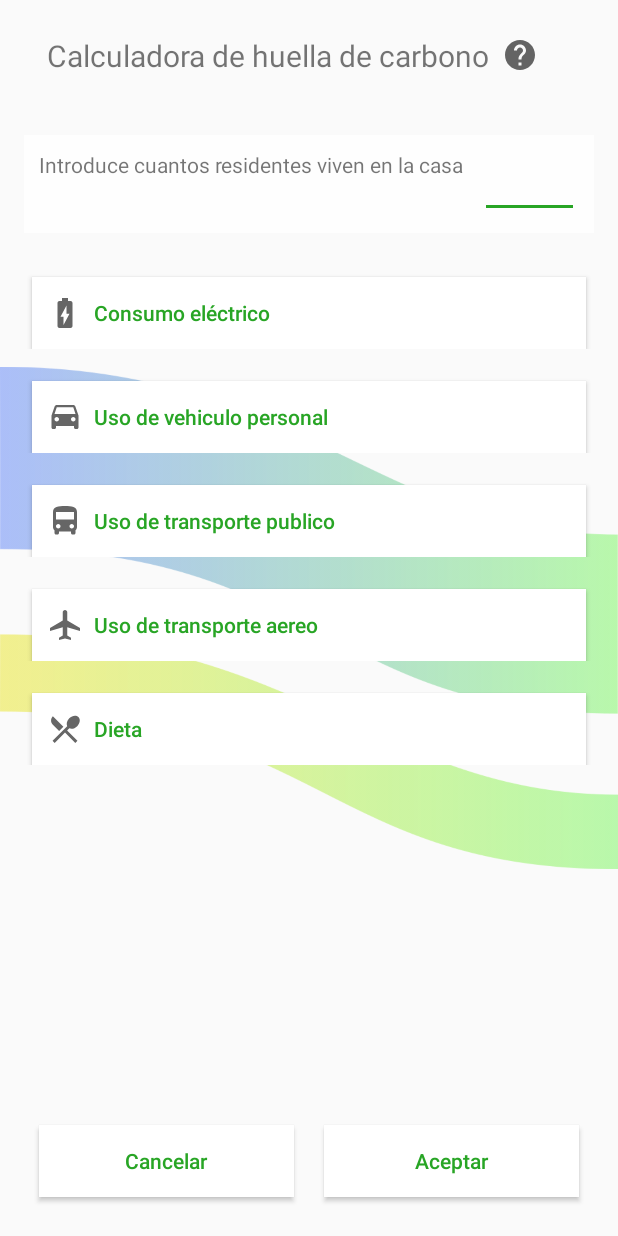
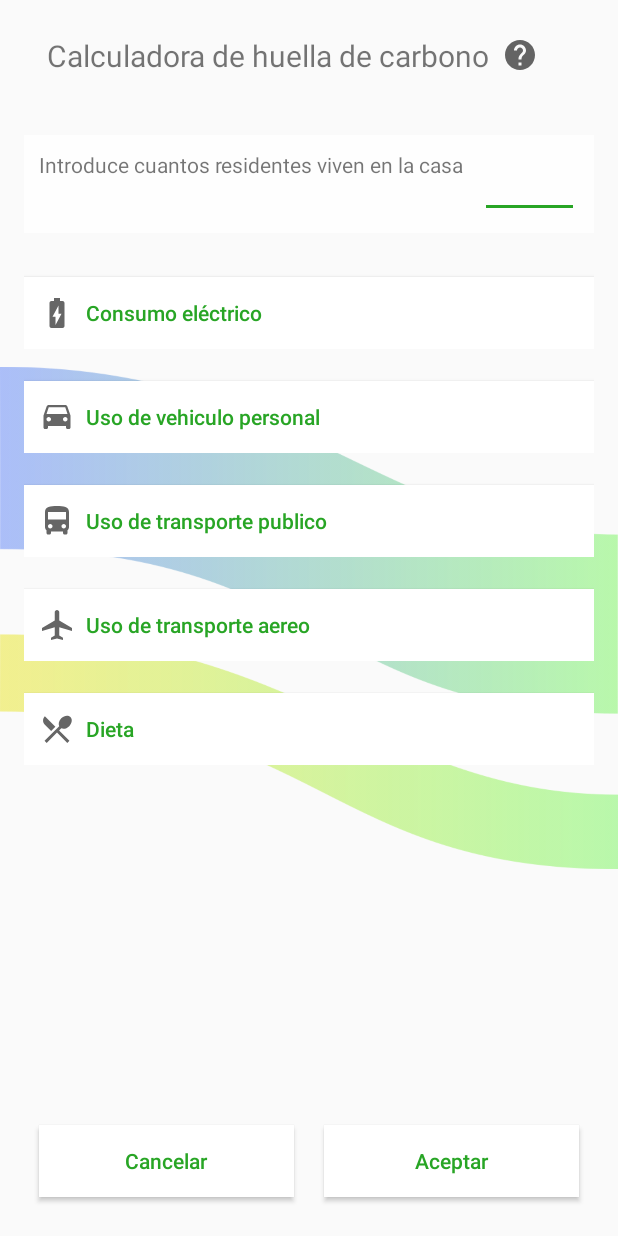
Before and after one commit to LuisLasbelin/e-contenedores, an Android app: the CalculadoraDeCarbonoActivity screen opened directly, with no data from a screen before it, on a phone screen of 412 x 824 dp. Run offline under Robolectric (Android 15) with nearby library versions, the light colour scheme and no system bars; our stand-ins replace Firebase (no records; nobody signed in at launch, a user with empty details on screens opened directly); libraries missing offline, so code that uses them is left out: com.github.mikephil.charting.

Commit message:
Calculadora de carbono

```diff
--- a/Android/app/src/main/AndroidManifest.xml
+++ b/Android/app/src/main/AndroidManifest.xml
@@ -46,7 +46,8 @@
         <activity android:name=".activity.ActividadContenedoresCalle" />
         <activity android:name=".activity.AyudaCalculadora"
             android:label=""
-            android:theme="@style/Theme.AppCompat.Light.Dialog.MinWidth"/>
+            android:theme="@style/AyudaTema"/>
+        <activity android:name=".activity.ResultadoCalculadora"></activity>
         <service android:name=".activity.ServicioLogros" />
         <provider
             android:name="androidx.core.content.FileProvider"
--- a/Android/app/src/main/res/layout/activity_calculadora.xml
+++ b/Android/app/src/main/res/layout/activity_calculadora.xml
@@ -62,9 +62,7 @@
                     android:id="@+id/btn_moreVuelos"
                     android:layout_width="match_parent"
                     android:layout_height="wrap_content"
-                    android:layout_marginLeft="5dp"
                     android:layout_marginTop="5dp"
-                    android:layout_marginRight="5dp"
                     android:background="#fff"
                     android:drawableLeft="@drawable/ic_baseline_airplanemode_active_24"
                     android:drawablePadding="7dp"
@@ -80,8 +78,6 @@
                     android:id="@+id/tarjetaMoreVuelos"
                     android:layout_width="match_parent"
                     android:layout_height="wrap_content"
-                    android:layout_marginLeft="5dp"
-                    android:layout_marginRight="5dp"
                     android:background="@color/white_semi"
                     android:visibility="gone"
                     app:layout_constraintEnd_toEndOf="parent"
@@ -130,9 +126,7 @@
                     android:id="@+id/btn_moreVehiculoPublico"
                     android:layout_width="match_parent"
                     android:layout_height="wrap_content"
-                    android:layout_marginLeft="5dp"
                     android:layout_marginTop="5dp"
-                    android:layout_marginRight="5dp"
                     android:background="#fff"
                     android:drawableLeft="@drawable/ic_baseline_directions_bus_24"
                     android:drawablePadding="7dp"
@@ -148,8 +142,6 @@
                     android:id="@+id/tarjetaMoreVehiculoPublico"
                     android:layout_width="match_parent"
                     android:layout_height="wrap_content"
-                    android:layout_marginLeft="5dp"
-                    android:layout_marginRight="5dp"
                     android:background="@color/white_semi"
                     android:visibility="gone"
                     app:layout_constraintEnd_toEndOf="parent"
@@ -199,9 +191,7 @@
                     android:id="@+id/btn_moreVehiculo"
                     android:layout_width="match_parent"
                     android:layout_height="wrap_content"
-                    android:layout_marginLeft="5dp"
                     android:layout_marginTop="5dp"
-                    android:layout_marginRight="5dp"
                     android:background="#fff"
                     android:drawableLeft="@drawable/ic_baseline_drive_eta_24"
                     android:drawablePadding="7dp"
@@ -217,8 +207,6 @@
                     android:id="@+id/tarjetaMoreVehiculo"
                     android:layout_width="match_parent"
                     android:layout_height="wrap_content"
-                    android:layout_marginLeft="5dp"
-                    android:layout_marginRight="5dp"
                     android:background="@color/white_semi"
                     android:visibility="gone"
                     app:layout_constraintEnd_toEndOf="parent"
@@ -237,32 +225,36 @@
 
                             <RadioButton
                                 android:id="@+id/gasolina"
-                                android:layout_width="wrap_content"
-                                android:layout_height="wrap_content"
+                                android:layout_width="match_parent"
+                                android:layout_height="match_parent"
                                 android:layout_weight="1"
                                 android:checked="true"
-                                android:text="Gasolina" />
+                                android:text="Gasolina"
+                                android:textSize="10sp" />
 
                             <RadioButton
                                 android:id="@+id/diesel"
-                                android:layout_width="wrap_content"
-                                android:layout_height="wrap_content"
+                                android:layout_width="match_parent"
+                                android:layout_height="match_parent"
                                 android:layout_weight="1"
-                                android:text="Diesel" />
+                                android:text="Diesel"
+                                android:textSize="10sp" />
 
                             <RadioButton
                                 android:id="@+id/electrico"
-                                android:layout_width="wrap_content"
-                                android:layout_height="wrap_content"
+                                android:layout_width="match_parent"
+                                android:layout_height="match_parent"
                                 android:layout_weight="1"
-                                android:text="Electrico" />
+                                android:text="Electrico"
+                                android:textSize="10sp" />
 
                             <RadioButton
                                 android:id="@+id/hibrido"
-                                android:layout_width="wrap_content"
-                                android:layout_height="wrap_content"
+                                android:layout_width="match_parent"
+                                android:layout_height="match_parent"
                                 android:layout_weight="1"
-                                android:text="Hibrido" />
+                                android:text="Hibrido"
+                                android:textSize="10sp" />
                         </RadioGroup>
 
                         <LinearLayout
@@ -342,9 +334,7 @@
                     android:id="@+id/btn_moreElectrico"
                     android:layout_width="match_parent"
                     android:layout_height="wrap_content"
-                    android:layout_marginLeft="5dp"
                     android:layout_marginTop="5dp"
-                    android:layout_marginRight="5dp"
                     android:background="#fff"
                     android:drawableLeft="@drawable/ic_baseline_battery_charging_full_24"
                     android:drawablePadding="7dp"
@@ -360,8 +350,6 @@
                     android:id="@+id/tarjetaMoreElectrico"
                     android:layout_width="match_parent"
                     android:layout_height="wrap_content"
-                    android:layout_marginLeft="5dp"
-                    android:layout_marginRight="5dp"
                     android:background="@color/white_semi"
                     android:visibility="gone"
                     app:layout_constraintEnd_toEndOf="parent"
@@ -375,18 +363,16 @@
 
                         <TextView
                             android:id="@+id/textView9"
-                            android:layout_width="wrap_content"
+                            android:layout_width="match_parent"
                             android:layout_height="match_parent"
                             android:layout_weight="1"
-                            android:gravity="center_vertical"
                             android:text="¿Cuanta energia has consumido? Introduce el valor en kilovatios hora" />
 
                         <EditText
                             android:id="@+id/kilovatiosHora"
-                            android:layout_width="wrap_content"
-                            android:layout_height="wrap_content"
-                            android:layout_weight="1"
-                            android:ems="10"
+                            android:layout_width="match_parent"
+                            android:layout_height="match_parent"
+                            android:layout_weight="2"
                             android:inputType="numberDecimal" />
                     </LinearLayout>
 
@@ -410,9 +396,7 @@
                     android:id="@+id/btn_moreComida"
                     android:layout_width="match_parent"
                     android:layout_height="wrap_content"
-                    android:layout_marginLeft="5dp"
                     android:layout_marginTop="5dp"
-                    android:layout_marginRight="5dp"
                     android:background="#fff"
                     android:drawableLeft="@drawable/ic_baseline_local_dining_24"
                     android:drawablePadding="7dp"
@@ -428,8 +412,6 @@
                     android:id="@+id/tarjetaMoreComida"
                     android:layout_width="match_parent"
                     android:layout_height="wrap_content"
-                    android:layout_marginLeft="5dp"
-                    android:layout_marginRight="5dp"
                     android:background="@color/white_semi"
                     android:visibility="gone"
                     app:layout_constraintEnd_toEndOf="parent"
@@ -448,32 +430,36 @@
 
                             <RadioButton
                                 android:id="@+id/carne"
-                                android:layout_width="wrap_content"
-                                android:layout_height="wrap_content"
+                                android:layout_width="match_parent"
+                                android:layout_height="match_parent"
                                 android:layout_weight="1"
                                 android:checked="true"
-                                android:text="Carne" />
+                                android:text="Carne"
+                                android:textSize="10sp" />
 
                             <RadioButton
                                 android:id="@+id/pescado"
-                                android:layout_width="wrap_content"
-                                android:layout_height="wrap_content"
+                                android:layout_width="match_parent"
+                                android:layout_height="match_parent"
                                 android:layout_weight="1"
-                                android:text="Pescado" />
+                                android:text="Pescado"
+                                android:textSize="10sp" />
 
                             <RadioButton
                                 android:id="@+id/vegetariano"
-                                android:layout_width="wrap_content"
-                                android:layout_height="wrap_content"
+                                android:layout_width="match_parent"
+                                android:layout_height="match_parent"
                                 android:layout_weight="1"
-                                android:text="Vegetariano" />
+                                android:text="Vegetariano"
+                                android:textSize="10sp" />
 
                             <RadioButton
                                 android:id="@+id/vegano"
-                                android:layout_width="wrap_content"
-                                android:layout_height="wrap_content"
+                                android:layout_width="match_parent"
+                                android:layout_height="match_parent"
                                 android:layout_weight="1"
-                                android:text="Vegano" />
+                                android:text="Vegano"
+                                android:textSize="10sp" />
                         </RadioGroup>
 
                         <LinearLayout
--- a/Android/app/src/main/res/values/styles.xml
+++ b/Android/app/src/main/res/values/styles.xml
@@ -16,4 +16,9 @@
         <item name="colorPrimaryDark">#487E85</item>
         <item name="colorAccent">#28A525</item>
     </style>
+
+    <style name="AyudaTema" parent="Theme.AppCompat.Light.Dialog.MinWidth">
+        <item name="windowNoTitle">true</item>
+    </style>
+
 </resources>
```
Also changed, not shown: Android/app/src/main/java/com/example/recycle/activity/AyudaCalculadora.java (+7 -0 lines), Android/app/src/main/java/com/example/recycle/activity/CalculadoraDeCarbonoActivity.java (+22 -27 lines), Android/app/src/main/java/com/example/recycle/activity/ResultadoCalculadora.java (added, +191 -0 lines), Android/app/src/main/res/layout/activity_ayuda.xml (+10 -2 lines), Android/app/src/main/res/layout/calculadora_resultados.xml (added, +136 -0 lines).
